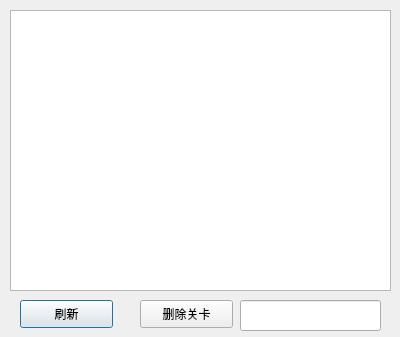
Before: the Qt Designer form timeshowdlg.ui in cppIdiot/akscript, drawn with Qt 5.
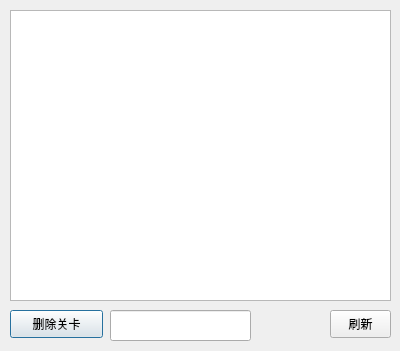
After: the same form once the commit is applied.

```diff
--- a/timeshowdlg.ui
+++ b/timeshowdlg.ui
@@ -7,53 +7,17 @@
     <x>0</x>
     <y>0</y>
     <width>400</width>
-    <height>337</height>
+    <height>351</height>
    </rect>
   </property>
   <property name="windowTitle">
    <string>显示时间</string>
   </property>
-  <widget class="QTextBrowser" name="timeData">
+  <widget class="QPushButton" name="delButton">
    <property name="geometry">
     <rect>
      <x>10</x>
-     <y>10</y>
-     <width>381</width>
-     <height>281</height>
-    </rect>
-   </property>
-   <property name="font">
-    <font>
-     <family>Arial</family>
-     <pointsize>15</pointsize>
-    </font>
-   </property>
-   <property name="html">
-    <string>&lt;!DOCTYPE HTML PUBLIC &quot;-//W3C//DTD HTML 4.0//EN&quot; &quot;http://www.w3.org/TR/REC-html40/strict.dtd&quot;&gt;
-&lt;html&gt;&lt;head&gt;&lt;meta name=&quot;qrichtext&quot; content=&quot;1&quot; /&gt;&lt;style type=&quot;text/css&quot;&gt;
-p, li { white-space: pre-wrap; }
-&lt;/style&gt;&lt;/head&gt;&lt;body style=&quot; font-family:'Arial'; font-size:15pt; font-weight:400; font-style:normal;&quot;&gt;
-&lt;p style=&quot;-qt-paragraph-type:empty; margin-top:0px; margin-bottom:0px; margin-left:0px; margin-right:0px; -qt-block-indent:0; text-indent:0px;&quot;&gt;&lt;br /&gt;&lt;/p&gt;&lt;/body&gt;&lt;/html&gt;</string>
-   </property>
-  </widget>
-  <widget class="QPushButton" name="pushButton">
-   <property name="geometry">
-    <rect>
-     <x>20</x>
-     <y>300</y>
-     <width>93</width>
-     <height>28</height>
-    </rect>
-   </property>
-   <property name="text">
-    <string>刷新</string>
-   </property>
-  </widget>
-  <widget class="QPushButton" name="pushButton_2">
-   <property name="geometry">
-    <rect>
-     <x>140</x>
-     <y>300</y>
+     <y>310</y>
      <width>93</width>
      <height>28</height>
     </rect>
@@ -65,8 +29,8 @@
   <widget class="QLineEdit" name="delKey">
    <property name="geometry">
     <rect>
-     <x>240</x>
-     <y>300</y>
+     <x>110</x>
+     <y>310</y>
      <width>141</width>
      <height>31</height>
     </rect>
@@ -81,6 +45,29 @@
     <string/>
    </property>
   </widget>
+  <widget class="QTableView" name="REtable">
+   <property name="geometry">
+    <rect>
+     <x>10</x>
+     <y>10</y>
+     <width>381</width>
+     <height>291</height>
+    </rect>
+   </property>
+  </widget>
+  <widget class="QPushButton" name="flushT">
+   <property name="geometry">
+    <rect>
+     <x>330</x>
+     <y>310</y>
+     <width>61</width>
+     <height>28</height>
+    </rect>
+   </property>
+   <property name="text">
+    <string>刷新</string>
+   </property>
+  </widget>
  </widget>
  <resources/>
  <connections/>
```
